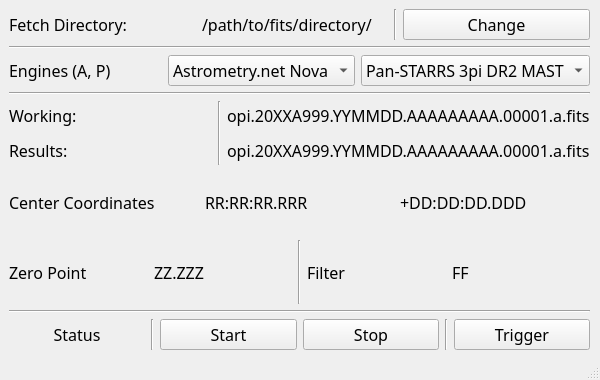
Qt form src/opihiexarata/gui/qtui/automatic.ui (psmd-iberutaru/OpihiExarata) before a commit.
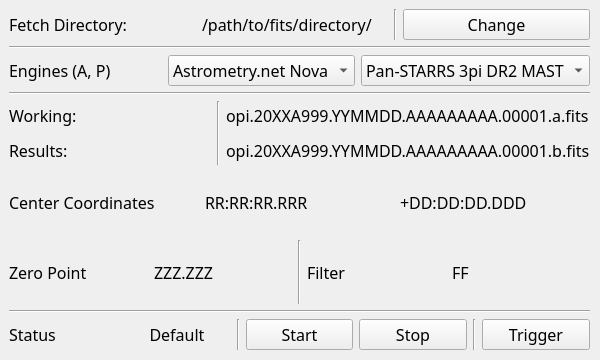
The same form after that commit.

Commit message: Implimented automatic mode, with bugs.

The edit to the form file:
```diff
--- a/src/opihiexarata/gui/qtui/automatic.ui
+++ b/src/opihiexarata/gui/qtui/automatic.ui
@@ -7,7 +7,7 @@
     <x>0</x>
     <y>0</y>
     <width>600</width>
-    <height>380</height>
+    <height>360</height>
    </rect>
   </property>
   <property name="windowTitle">
@@ -147,7 +147,7 @@
        <item row="1" column="2">
         <widget class="QLabel" name="label_dynamic_results_filename">
          <property name="text">
-          <string>opi.20XXA999.YYMMDD.AAAAAAAAA.00001.a.fits</string>
+          <string>opi.20XXA999.YYMMDD.AAAAAAAAA.00001.b.fits</string>
          </property>
         </widget>
        </item>
@@ -204,7 +204,7 @@
        <item>
         <widget class="QLabel" name="label_dynamic_zero_point">
          <property name="text">
-          <string>ZZ.ZZZ</string>
+          <string>ZZZ.ZZZ</string>
          </property>
         </widget>
        </item>
@@ -251,6 +251,13 @@
          <property name="text">
           <string>Status</string>
          </property>
+        </widget>
+       </item>
+       <item>
+        <widget class="QLabel" name="label_dynamic_operational_status">
+         <property name="text">
+          <string>Default</string>
+         </property>
          <property name="alignment">
           <set>Qt::AlignCenter</set>
          </property>
@@ -296,7 +303,6 @@
     </layout>
    </widget>
   </widget>
-  <widget class="QStatusBar" name="statusbar"/>
  </widget>
  <resources/>
  <connections/>
```
Left out of the diff: 2 changed lines with no effect on the pictures. The commit also changes 7 other files.
